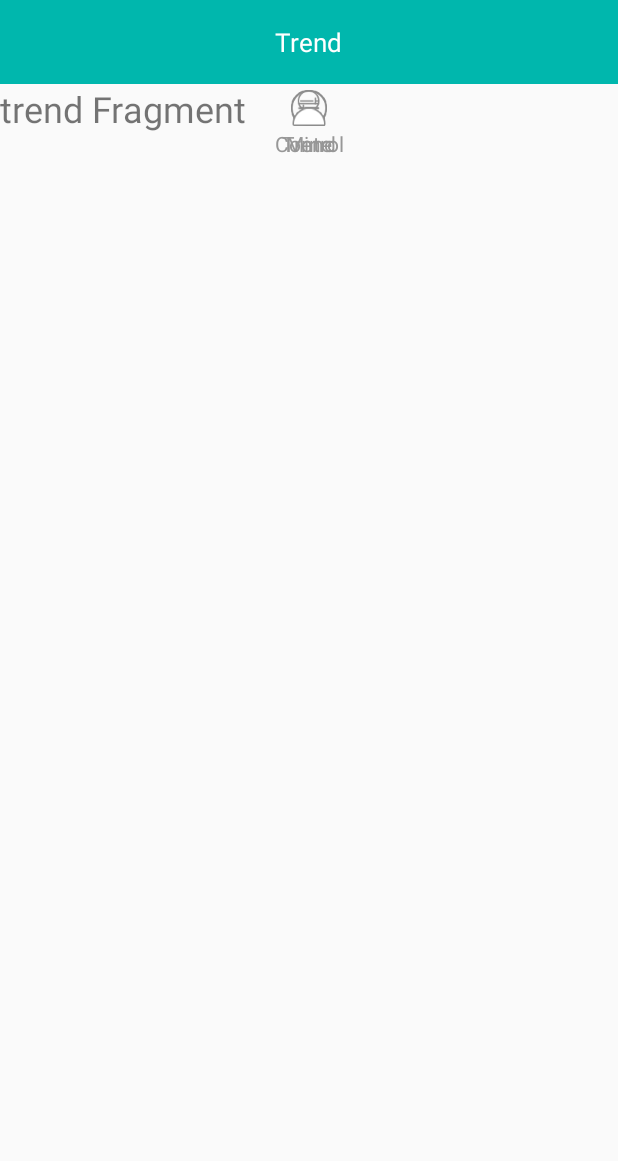
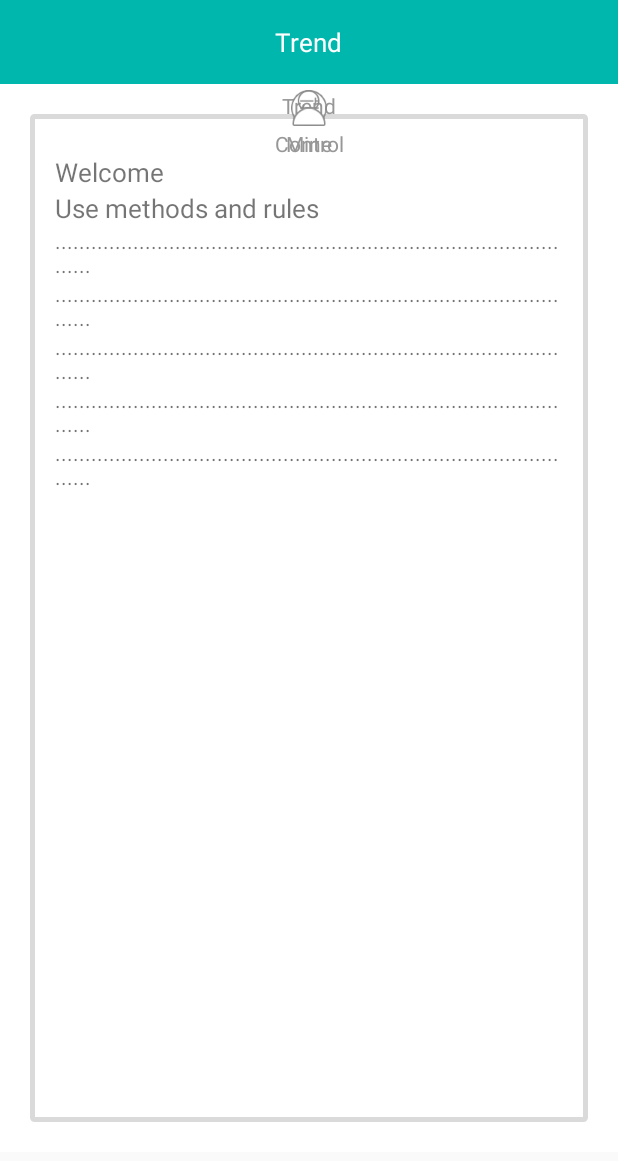
Before and after one commit to jiajunmao/See-For-You, an Android app: the MainActivity screen opened directly, with no data from a screen before it, on a phone screen of 412 x 824 dp. Shown: the top 1161 px of the screen. Run offline under Robolectric (Android 15) with nearby library versions, the phone set to English and light mode, and no system bars; 1 statement that could not run was skipped.

Commit message:
Added custom view

```diff
--- a/C4U-master/app/src/main/res/drawable/tab_trend.xml
+++ b/C4U-master/app/src/main/res/drawable/tab_trend.xml
@@ -1,5 +1,5 @@
 <?xml version="1.0" encoding="utf-8"?>
 <selector xmlns:android="http://schemas.android.com/apk/res/android">
-    <item android:drawable="@drawable/trend" android:state_selected="false"/>
+    <item android:drawable="@drawable/trend_back" android:state_selected="false"/>
     <item android:drawable="@drawable/trend_selected" android:state_selected="true"/>
 </selector>
--- /dev/null
+++ b/C4U-master/app/src/main/res/drawable/trend_back.xml
@@ -0,0 +1,21 @@
+<?xml version="1.0" encoding="utf-8"?>
+<shape xmlns:android="http://schemas.android.com/apk/res/android"
+    android:shape="rectangle">
+
+    <!-- android:radius 弧形的半径 -->
+    <corners android:radius="1dip" />
+    <!-- padding：Button里面的文字与Button边界的间隔 -->
+    <padding
+        android:left="7dp"
+        android:top="7dp"
+        android:right="7dp"
+        android:bottom="7dp"
+        />
+    <!-- 边框的宽度和颜色颜色 -->
+    <stroke
+        android:width="5px"
+        android:color="@color/trend_color" />
+
+    <!-- 背景色 -->
+    <solid android:color="#FFF"></solid>
+</shape>
--- a/C4U-master/app/src/main/res/layout/home_fragment.xml
+++ b/C4U-master/app/src/main/res/layout/home_fragment.xml
@@ -1,13 +1,53 @@
 <?xml version="1.0" encoding="utf-8"?>
 <RelativeLayout xmlns:android="http://schemas.android.com/apk/res/android"
     android:orientation="vertical"
+    android:background="@color/allwhite"
     android:layout_width="match_parent"
     android:layout_height="match_parent">
 
+<FrameLayout
+    android:background="@drawable/trend_back"
+    android:layout_margin="20dp"
+    android:layout_width="match_parent"
+    android:layout_height="match_parent">
+    <LinearLayout
+        android:orientation="vertical"
+        android:layout_marginLeft="10dp"
+        android:layout_marginRight="10dp"
+        android:layout_marginTop="20dp"
+        android:layout_width="match_parent"
+        android:layout_height="wrap_content">
     <TextView
-        android:text="trend Fragment"
-        android:textSize="24sp"
+        android:textSize="@dimen/Font_size"
+        android:text="@string/welcome"
         android:layout_width="wrap_content"
         android:layout_height="wrap_content" />
+        <TextView
+            android:textSize="@dimen/Font_size"
+            android:text="@string/use_methods_and_rules"
+            android:layout_width="wrap_content"
+            android:layout_height="wrap_content" />
+        <TextView
+            android:text=".........................................................................................."
+            android:layout_width="wrap_content"
+            android:layout_height="wrap_content" />
+        <TextView
+            android:text=".........................................................................................."
+            android:layout_width="wrap_content"
+            android:layout_height="wrap_content" />
+        <TextView
+            android:text=".........................................................................................."
+            android:layout_width="wrap_content"
+            android:layout_height="wrap_content" />
+        <TextView
+            android:text=".........................................................................................."
+            android:layout_width="wrap_content"
+            android:layout_height="wrap_content" />
+        <TextView
+            android:text=".........................................................................................."
+            android:layout_width="wrap_content"
+            android:layout_height="wrap_content" />
+    </LinearLayout>
+</FrameLayout>
 
 </RelativeLayout>
--- a/C4U-master/app/src/main/res/layout/report_fragment.xml
+++ b/C4U-master/app/src/main/res/layout/report_fragment.xml
@@ -5,6 +5,7 @@
     android:layout_width="match_parent"
     android:layout_height="match_parent">
  <LinearLayout
+     android:layout_marginTop="@dimen/login_mar"
      android:orientation="horizontal"
      android:layout_marginLeft="@dimen/login_mar"
      android:layout_marginRight="@dimen/login_mar"
@@ -48,7 +49,7 @@
         android:drawablePadding="@dimen/mine_marleft"
         android:drawableLeft="@drawable/control_user"
         android:layout_width="wrap_content"
-        android:layout_height="wrap_content" />
+        android:layout_height="match_parent" />
     <ImageView
         android:layout_alignParentRight="true"
         android:layout_centerVertical="true"
--- a/C4U-master/app/src/main/res/values/colors.xml
+++ b/C4U-master/app/src/main/res/values/colors.xml
@@ -14,4 +14,5 @@
     <color name="control_color">#F4F4F4</color>
     <color name="videoback">#383838</color>
     <color name="evaluation_tv">#525252</color>
+    <color name="trend_color">#DADADA</color>
 </resources>
--- a/C4U-master/app/src/main/res/values/strings.xml
+++ b/C4U-master/app/src/main/res/values/strings.xml
@@ -33,4 +33,5 @@
     <string name="register_Success">register Success</string>
     <string name="visually_impaired">Visually impaired</string>
     <string name="evaluation">Evaluation to integral</string>
+    <string name="use_methods_and_rules">Use methods and rules</string>
 </resources>
```
Also changed, not shown: C4U-master/app/src/main/java/com/app/CClient/view/ExitDialog.java (added, +50 -0 lines), C4U-master/app/src/main/res/drawable/dialog_bg.xml (added, +11 -0 lines), C4U-master/app/src/main/res/layout/layout_dialog.xml (added, +62 -0 lines), C4U-master/app/src/main/res/values/styles.xml (+8 -1 lines), C4U-master/app/src/main/res/drawable-xhdpi/control_dialog.png (added).
